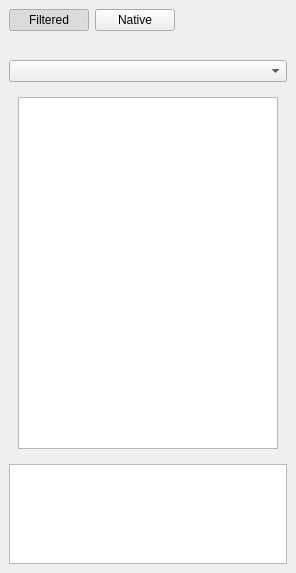
The window that v2/branches/dev/monkey/src/xupmanager/gui/XUPProjectManager.ui (testmana2/mks) describes before a commit, drawn with Qt 5.
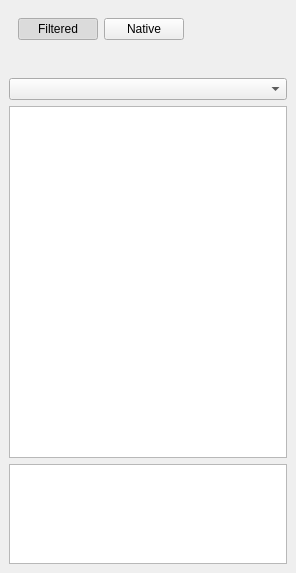
The same window after the commit. Icons and pictures are not drawn. Custom widgets are drawn as their Qt base class.

Commit message: Some fixe for hiding debug widgets

Patch:
```diff
--- a/v2/branches/dev/monkey/src/xupmanager/gui/XUPProjectManager.ui
+++ b/v2/branches/dev/monkey/src/xupmanager/gui/XUPProjectManager.ui
@@ -18,6 +18,7 @@
   <widget class="QWidget" name="wCentral" >
    <layout class="QVBoxLayout" name="verticalLayout_3" >
     <item>
+     <widget class="QWidget" native="1" name="wDebug" >
      <layout class="QHBoxLayout" name="horizontalLayout" >
       <item>
        <widget class="QPushButton" name="pbFiltered" >
@@ -56,6 +57,7 @@
        </spacer>
       </item>
      </layout>
+     </widget>
     </item>
     <item>
      <widget class="QToolBar" name="tbActions" />
@@ -70,6 +72,9 @@
       </property>
       <widget class="QWidget" name="wFiltered" >
        <layout class="QVBoxLayout" name="verticalLayout" >
+        <property name="margin" >
+         <number>0</number>
+        </property>
         <item>
          <widget class="QTreeView" name="tvFiltered" >
           <property name="contextMenuPolicy" >
```
Left out of the diff: 11 changed lines with no effect on the pictures. Lines whose indentation alone changed are shown as unchanged. The commit also changes 1 other file.
